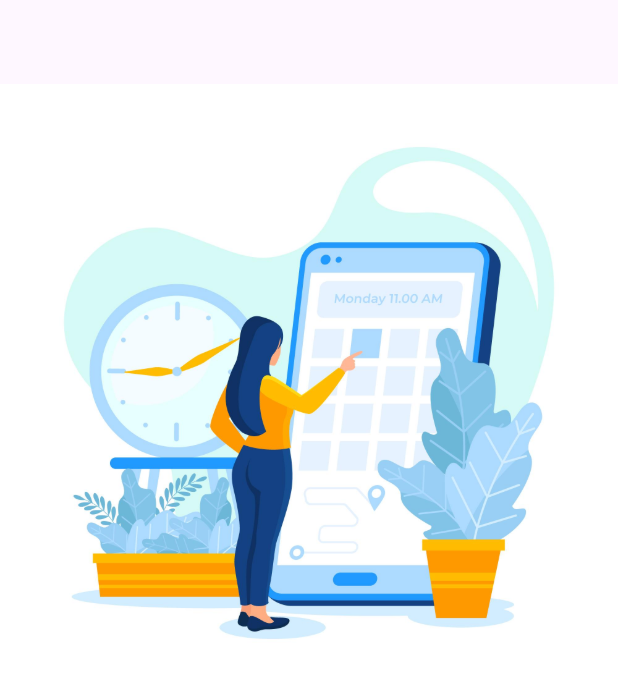
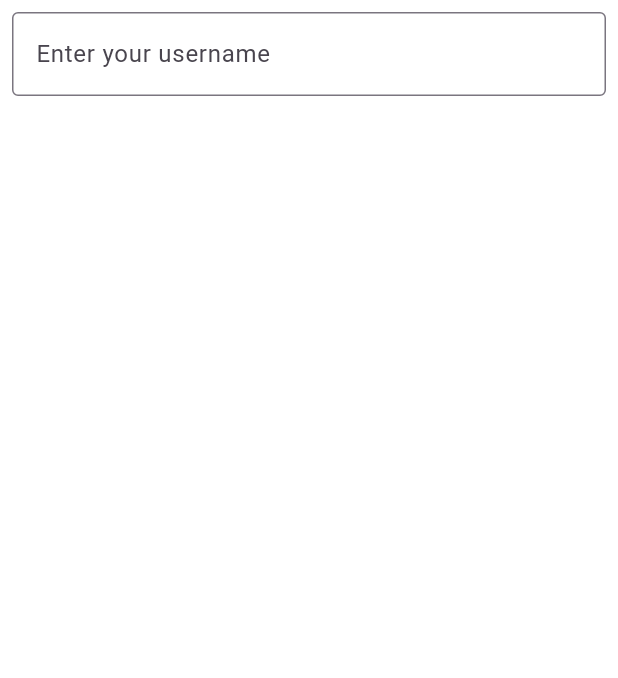
Before and after one commit to SaketAkella/attendance_tracker, a Flutter app: the screen it shows after launch, on a phone screen of 412 x 824 dp. Shown: the top 678 px of the screen. Run offline on Flutter 3.47's test engine with Material 3 defaults, Android fonts, the phone set to English and light mode, and no system bars.

```diff
--- a/lib/main.dart
+++ b/lib/main.dart
@@ -1,5 +1,7 @@
 import 'package:flutter/material.dart';
 import 'package:attendance_tracker/pages/welcome_page.dart';
+import 'package:attendance_tracker/pages/signin_page.dart';
+import 'package:attendance_tracker/widgets/text_field.dart';
 
 void main() {
   runApp(const MyApp());
@@ -18,7 +20,7 @@ class MyApp extends StatelessWidget {
         colorScheme: ColorScheme.fromSeed(seedColor: Colors.deepPurple),
         useMaterial3: true,
       ),
-      home: const WelcomePage(),
+      home: const CustomTextField(),
     );
   }
 }
--- a/lib/pages/welcome_page.dart
+++ b/lib/pages/welcome_page.dart
@@ -1,16 +1,10 @@
+import 'package:attendance_tracker/widgets/login_image.dart';
 import 'package:flutter/material.dart';
 
 class WelcomePage extends StatelessWidget {
   const WelcomePage({Key? key}) : super(key: key);
   @override
   Widget build(BuildContext context) {
-    return Scaffold(
-      appBar: AppBar(),
-      body: Stack(
-        children: [
-          Image.asset('assets/images/3886130.jpg'),
-        ],
-      ),
-    );
+    return const LoginImage();
   }
 }
--- /dev/null
+++ b/lib/widgets/text_field.dart
@@ -0,0 +1,18 @@
+import 'package:flutter/material.dart';
+
+class CustomTextField extends StatelessWidget {
+  const CustomTextField({Key? key}) : super(key: key);
+
+  @override
+  Widget build(BuildContext context) {
+    return const Padding(
+      padding:  EdgeInsets.all(8.0),
+      child: TextField(
+        decoration: InputDecoration(
+          border: OutlineInputBorder(),
+          labelText: 'Enter your username',
+        ),
+      ),
+    );
+  }
+}
--- a/pubspec.yaml
+++ b/pubspec.yaml
@@ -60,7 +60,7 @@ flutter:
 
   # To add assets to your application, add an assets section, like this:
   assets:
-    - assets/images/3886130.jpg
+    - assets/images/
   #   - images/a_dot_ham.jpeg
 
   # An image asset can refer to one or more resolution-specific "variants", see
```
Also changed, not shown: lib/pages/signin_page.dart (+16 -4 lines), lib/widgets/login_image.dart (added, +24 -0 lines).
